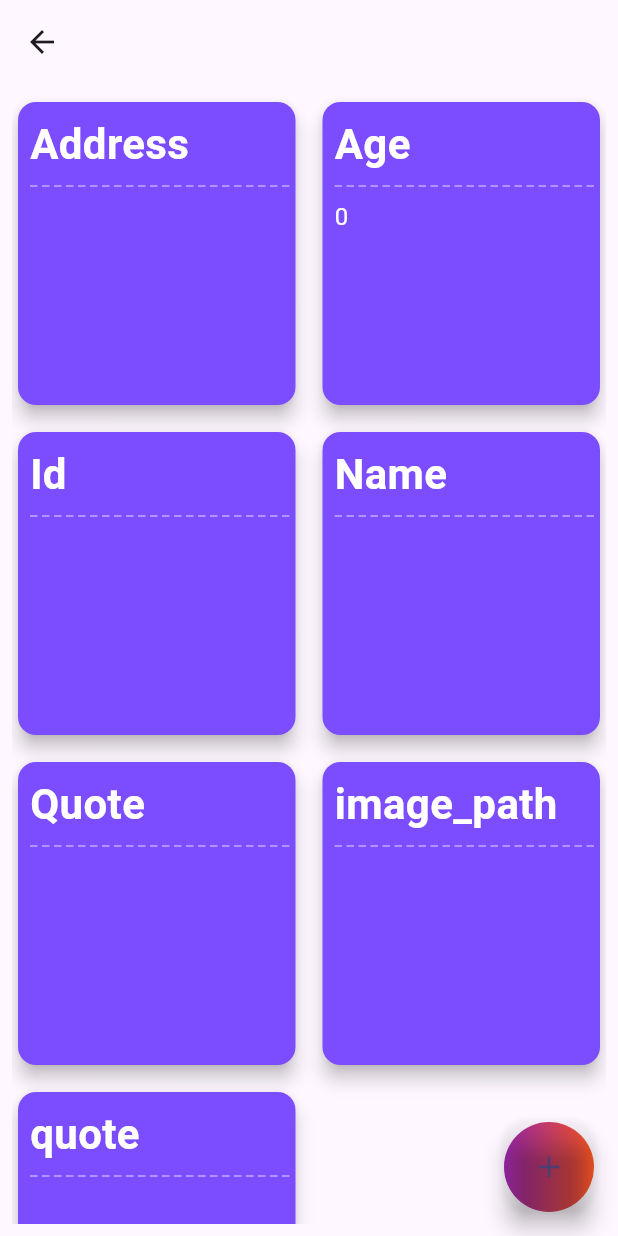
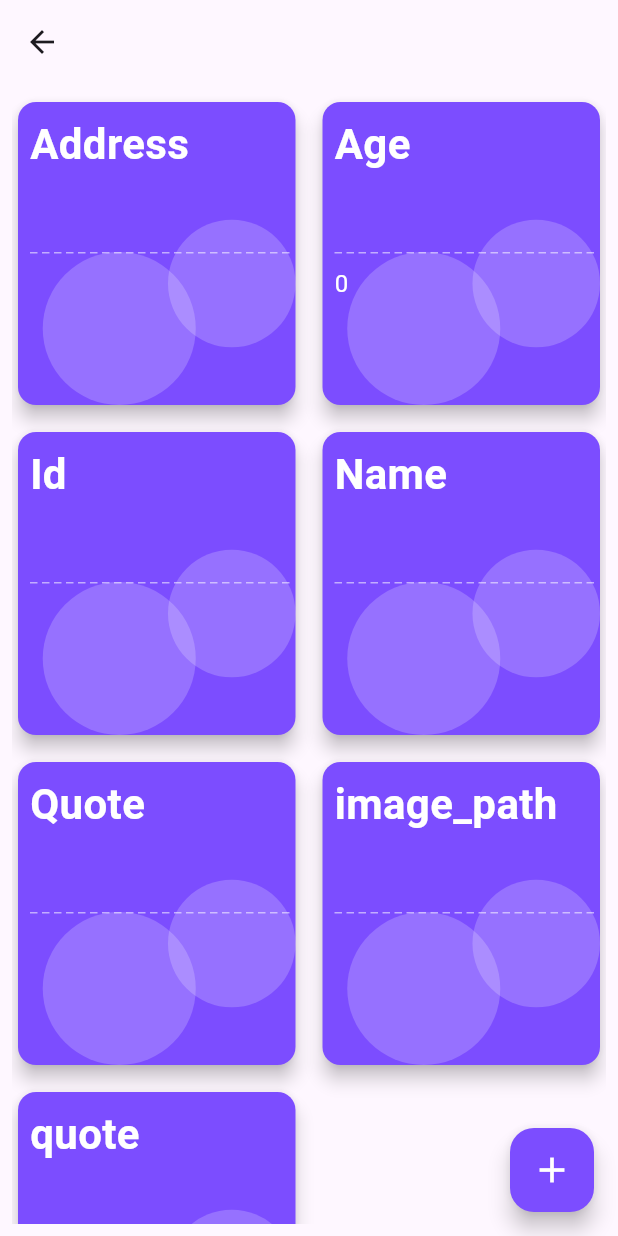
Before and after one commit to Rohit-Varshney001/Flutter_Prac, a Flutter app: the CompleteDocument screen opened directly with empty values, on a phone screen of 412 x 824 dp. Run offline on Flutter 3.47's test engine with Material 3 defaults, Android fonts, the phone set to English and light mode, and no system bars; our stand-ins replace carousel_slider, cloud_firestore, email_validator, firebase_auth, firebase_core, firebase_storage and 6 more; missing offline and left inert: dart:ffi, dart:js; accounts and stored records are empty; project files that could hold a hidden picture were left out.

Commit message:
completing the app

```diff
--- a/todo_app/lib/database helper/check_user.dart
+++ b/todo_app/lib/database helper/check_user.dart
@@ -5,7 +5,7 @@ import 'package:todo_app/login_page.dart';
 
 import '../slider/slider_screen.dart';
 
-
+var user_name;
 var username;
 
 class CheckUser extends StatefulWidget {
@@ -27,6 +27,9 @@ class _CheckUserState extends State<CheckUser> {
 
   Future<void> checkUser() async {
     final user = FirebaseAuth.instance.currentUser;
+    print("====================");
+    user_name = user!.email.toString().length > 6 ? user.email.toString().substring(0, 6).toUpperCase() : user.email.toString().toUpperCase();
+    print (user_name);
     username = user?.uid;
     if (user != null) {
       _widgetToDisplay = HomePage();
--- a/todo_app/lib/database helper/show_data.dart
+++ b/todo_app/lib/database helper/show_data.dart
@@ -122,21 +122,25 @@ class _ShowDataState extends State<ShowData> {
                     color: Colors.deepPurpleAccent,
                     shadowColor: Colors.black,
                     elevation: 5,
-                    child: Padding(
+                    child: Stack(
+                      children: [
+                        Padding(
                           padding: const EdgeInsets.all(8.0),
                           child: Column(
                             crossAxisAlignment: CrossAxisAlignment.start,
                             children: [
-                          Flexible(
+                              Expanded(
+                                flex: 1,
                                 child: Text(
                                   workName,
-                              overflow:TextOverflow.visible,
+                                  overflow:TextOverflow.fade,
                                   style: const TextStyle(
                                       fontWeight: FontWeight.bold,
                                       fontSize: 28,
                                       color: Colors.white
                                   ),
                                 ),
+
                               ),
 
                               Container(
@@ -162,6 +166,32 @@ class _ShowDataState extends State<ShowData> {
                             ],
                           ),
                         ),
+                        Positioned.fill(
+                          child: Container(
+                            decoration: BoxDecoration(
+                              shape: BoxShape.circle,
+                              color: Colors.white.withOpacity(0.2), // Set the color and opacity of circles
+                            ),
+                            margin: EdgeInsets.only(
+                              right: 50, // Adjust the left margin of circles
+                              top: 100, // Adjust the top margin of circles
+                            ),
+                          ),
+                        ),
+                        Positioned.fill(
+                          child: Container(
+                            decoration: BoxDecoration(
+                              shape: BoxShape.circle,
+                              color: Colors.white.withOpacity(0.2), // Set the color and opacity of circles
+                            ),
+                            margin: EdgeInsets.only(
+                              left: 100, // Adjust the left margin of circles
+                              top: 40, // Adjust the top margin of circles
+                            ),
+                          ),
+                        ),
+                      ],
+                    ),
                   ),
                 );
               },
--- a/todo_app/lib/inside_grid.dart
+++ b/todo_app/lib/inside_grid.dart
@@ -27,18 +27,9 @@ class _CompleteDocumentState extends State<CompleteDocument> {
         title: Text(widget.heading), // Accessing the heading passed to the widget
       ),
         body: ShowData(heading: widget.heading,),
-        floatingActionButton:  Container(
-          height: 60,
-          width: 60,
-          decoration: const BoxDecoration(
-            shape: BoxShape.circle,
-            gradient: LinearGradient(
-              colors: [Colors.purple, Colors.deepOrange],
-            ),
-          ),
-          child: FloatingActionButton(
-            backgroundColor: Colors.transparent,
-            child: const Icon(Icons.add),
+        floatingActionButton:  FloatingActionButton(
+          backgroundColor: Colors.deepPurpleAccent,
+          child: const Icon(Icons.add,color: Colors.white,size: 28,),
           onPressed: (){
             showModalBottomSheet(
               context: context,
@@ -123,7 +114,6 @@ class _CompleteDocumentState extends State<CompleteDocument> {
 
           },
         ),
-        )
 
     );
   }
--- a/todo_app/lib/main.dart
+++ b/todo_app/lib/main.dart
@@ -46,6 +46,7 @@ class _MyHomePageState extends State<MyHomePage> {
   Widget build(BuildContext context) {
 
     return MaterialApp(
+      debugShowCheckedModeBanner: false,
       theme: ThemeData(primarySwatch: Colors.blue),
       themeMode: ThemeMode.light,
 
--- a/todo_app/lib/slider/slider_screen.dart
+++ b/todo_app/lib/slider/slider_screen.dart
@@ -28,6 +28,7 @@ class _SliderScreenStateState extends State<SliderScreenState> {
           Stack(
             children: [
               CarouselSlider(
+
                   items: imgList
                       .map((item) => Image.asset(
                             item['image_path'],
@@ -36,9 +37,12 @@ class _SliderScreenStateState extends State<SliderScreenState> {
                           ))
                       .toList(),
                   carouselController: carouselController,
+
                   options: CarouselOptions(
                       scrollPhysics: BouncingScrollPhysics(),
                       autoPlay: true,
+                      autoPlayInterval: Duration(seconds: 3),
+                      autoPlayCurve: Curves.fastOutSlowIn,
                       aspectRatio: 1,
                       viewportFraction: 1,
                       enlargeCenterPage: true,
@@ -55,8 +59,6 @@ class _SliderScreenStateState extends State<SliderScreenState> {
                   child: Row(
                     mainAxisAlignment: MainAxisAlignment.center,
                     children: imgList.asMap().entries.map((entry) {
-                      print(entry);
-                      print(entry.key);
 
                       return GestureDetector(
                         onTap: () =>
```
Also changed, not shown: todo_app/lib/home_page.dart (+17 -11 lines), todo_app/lib/work_edit.dart (+12 -3 lines). Lines whose indentation alone changed are shown as unchanged.
